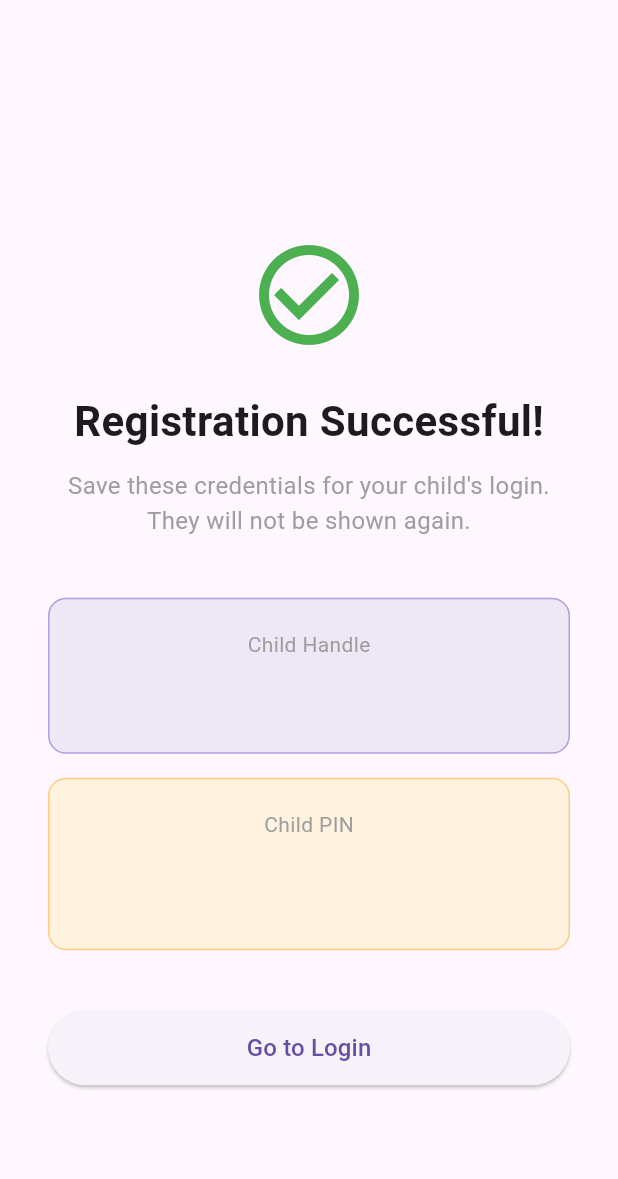
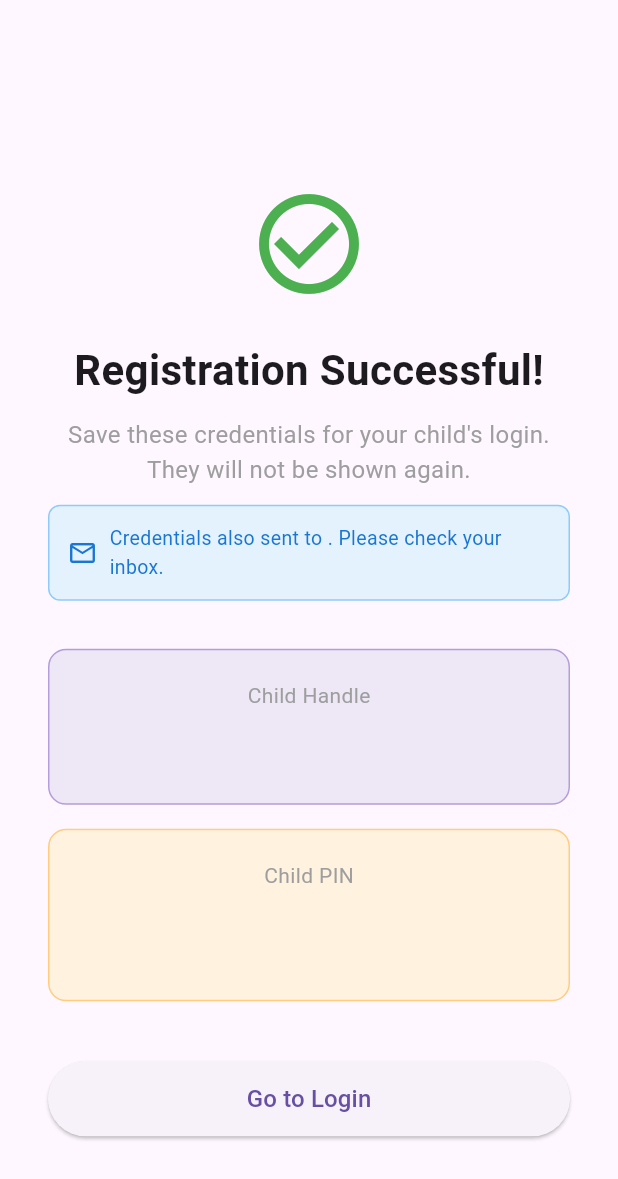
Before and after one commit to koushaljhacs/koshiv-kid-learning-app, a Flutter app: the RegistrationSuccessScreen screen opened directly with empty values, on a phone screen of 412 x 824 dp. Shown: the top 1179 px of the screen. Run offline on Flutter 3.47's test engine with Material 3 defaults, Android fonts, the phone set to English and light mode, and no system bars; our stand-ins replace dio, flutter_dotenv.

Commit message:
feat: add email notification message on registration success screen

```diff
--- a/koshiv_frontend/lib/features/auth/presentation/otp_verification_screen.dart
+++ b/koshiv_frontend/lib/features/auth/presentation/otp_verification_screen.dart
@@ -10,11 +10,12 @@
  * Complete Version Tracing:
  * Version 1.0.0 | Initial OTP Verification Screen — 6-digit box UI with resend timer
  * Version 1.1.0 | Integrated AuthRepository.registerComplete API call with loading state and error handling
+ * Version 1.1.1 | Pass parentEmail to RegistrationSuccessScreen for email notification message
  *
  * Aim: OTP Verification UI (Step 2 of Parent Registration)
  * Why: To verify parent email via 6-digit OTP before completing registration.
  *      Calls POST /api/v1/auth/register/complete and navigates to success screen
- *      with child handle and PIN on success.
+ *      with child handle, PIN, and parent email on success.
  * ============================================================
  */
 
@@ -119,6 +120,7 @@ class _OtpVerificationScreenState extends State<OtpVerificationScreen> {
           builder: (context) => RegistrationSuccessScreen(
             childHandle: childHandle,
             childPin: childPin,
+            parentEmail: widget.email,
           ),
         ),
       );
--- a/koshiv_frontend/lib/features/auth/presentation/registration_success_screen.dart
+++ b/koshiv_frontend/lib/features/auth/presentation/registration_success_screen.dart
@@ -9,10 +9,12 @@
  * Original File Version: 1.0.0
  * Complete Version Tracing:
  * Version 1.0.0 | Initial Registration Success Screen — Displays child handle and PIN
+ * Version 1.1.0 | Added email notification message — Informs parent to check email for credentials
  *
  * Aim: Registration Success UI — COPPA-Compliant Credential Display
  * Why: To display the auto-generated child handle and PIN immediately after
- *      successful registration. Parent must save these for child login.
+ *      successful registration. Also reminds parent to check email
+ *      for the same credentials sent via email.
  * ============================================================
  */
 
@@ -22,11 +24,13 @@ import 'parent_login_screen.dart';
 class RegistrationSuccessScreen extends StatelessWidget {
   final String childHandle;
   final String childPin;
+  final String parentEmail;
 
   const RegistrationSuccessScreen({
     super.key,
     required this.childHandle,
     required this.childPin,
+    required this.parentEmail,
   });
 
   @override
@@ -64,7 +68,33 @@ class RegistrationSuccessScreen extends StatelessWidget {
                 ),
                 textAlign: TextAlign.center,
               ),
-              const SizedBox(height: 40),
+              const SizedBox(height: 12),
+
+              // Email Notification Message
+              Container(
+                padding: const EdgeInsets.all(12),
+                decoration: BoxDecoration(
+                  color: Colors.blue.shade50,
+                  borderRadius: BorderRadius.circular(8),
+                  border: Border.all(color: Colors.blue.shade200),
+                ),
+                child: Row(
+                  children: [
+                    Icon(Icons.email_outlined, color: Colors.blue.shade700, size: 20),
+                    const SizedBox(width: 8),
+                    Expanded(
+                      child: Text(
+                        'Credentials also sent to $parentEmail. Please check your inbox.',
+                        style: TextStyle(
+                          fontSize: 13,
+                          color: Colors.blue.shade700,
+                        ),
+                      ),
+                    ),
+                  ],
+                ),
+              ),
+              const SizedBox(height: 32),
 
               // Child Handle
               Container(
```
